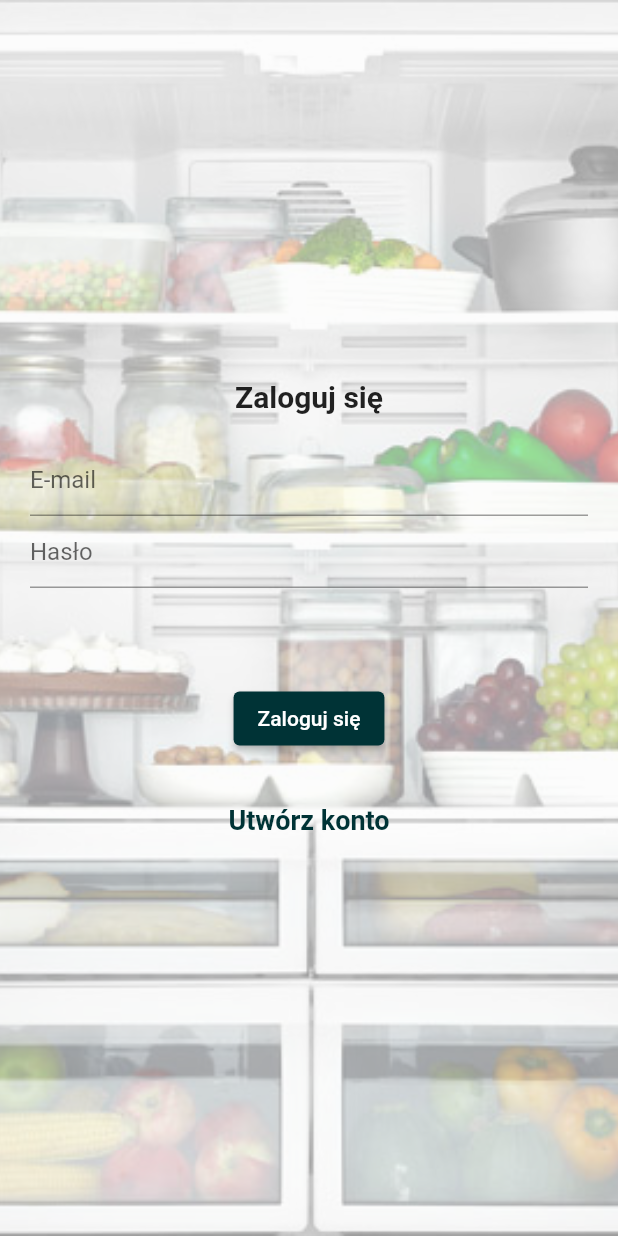
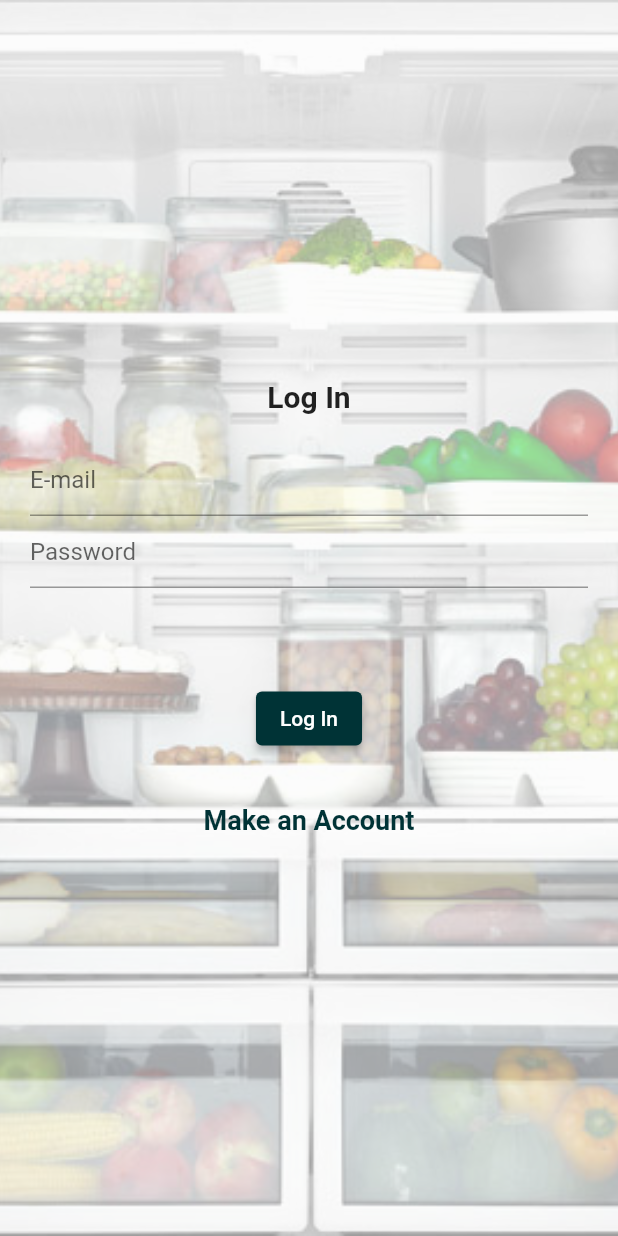
Before and after one commit to lukaszhak/moja_lodowka, a Flutter app: the screen it shows after launch, on a phone screen of 412 x 824 dp. Run offline on Flutter 3.47's test engine with Material 2 defaults, Android fonts, the phone set to English and light mode, and no system bars; our stand-ins replace bloc, cloud_firestore, dio, firebase_auth, firebase_core, flutter_bloc and 4 more; accounts and stored records are empty; generated files the repository leaves out were written again.

Commit message:
Implement english language to login page and appbar title

```diff
--- /dev/null
+++ b/l10n.yaml
@@ -0,0 +1,3 @@
+arb-dir: lib/l10n
+template-arb-file: app_en.arb
+output-localization-file: app_localizations.dart
--- a/lib/app/app.dart
+++ b/lib/app/app.dart
@@ -4,6 +4,8 @@ import 'package:moja_lodowka/app/cubit/root_cubit.dart';
 import 'package:moja_lodowka/app/injection_container.dart';
 import 'package:moja_lodowka/features/home/home_page.dart';
 import 'package:moja_lodowka/features/login/login_page/login_page.dart';
+import 'package:flutter_localizations/flutter_localizations.dart';
+import 'package:flutter_gen/gen_l10n/app_localizations.dart';
 
 class MyApp extends StatelessWidget {
   const MyApp({Key? key}) : super(key: key);
@@ -11,10 +13,19 @@ class MyApp extends StatelessWidget {
   @override
   Widget build(BuildContext context) {
     return BlocProvider(
-      create: (context) =>
-          getIt<RootCubit>()..start(),
+      create: (context) => getIt<RootCubit>()..start(),
       child: MaterialApp(
         title: 'Flutter Demo',
+        localizationsDelegates: const [
+          AppLocalizations.delegate,
+          GlobalMaterialLocalizations.delegate,
+          GlobalWidgetsLocalizations.delegate,
+          GlobalCupertinoLocalizations.delegate,
+        ],
+        supportedLocales: const [
+          Locale('en', ''), // English, no country code
+          Locale('pl', ''), // Polish, no country code
+        ],
         theme: ThemeData(
           primarySwatch: Colors.blue,
         ),
--- a/lib/features/login/login_page/login_page.dart
+++ b/lib/features/login/login_page/login_page.dart
@@ -2,6 +2,7 @@ import 'package:firebase_auth/firebase_auth.dart';
 import 'package:flutter/material.dart';
 import 'package:flutter_bloc/flutter_bloc.dart';
 import 'package:moja_lodowka/app/cubit/root_cubit.dart';
+import 'package:flutter_gen/gen_l10n/app_localizations.dart';
 
 class LoginPage extends StatefulWidget {
   LoginPage({Key? key}) : super(key: key);
@@ -36,7 +37,7 @@ class _LoginPageState extends State<LoginPage> {
             mainAxisAlignment: MainAxisAlignment.center,
             children: [
               Text(
-                isCreatingAccount == true ? 'Zarejestruj się' : 'Zaloguj się',
+                isCreatingAccount == true ? AppLocalizations.of(context)!.register : AppLocalizations.of(context)!.logIn,
                 style:
                     const TextStyle(fontSize: 20, fontWeight: FontWeight.bold),
               ),
@@ -50,7 +51,7 @@ class _LoginPageState extends State<LoginPage> {
               TextField(
                 controller: widget.passwordController,
                 obscureText: true,
-                decoration: const InputDecoration(hintText: 'Hasło'),
+                decoration: InputDecoration(hintText: AppLocalizations.of(context)!.password),
               ),
               const SizedBox(
                 height: 20,
@@ -95,8 +96,8 @@ class _LoginPageState extends State<LoginPage> {
                   }
                 },
                 child: Text(isCreatingAccount == true
-                    ? 'Zarejestruj się'
-                    : 'Zaloguj się'),
+                    ? AppLocalizations.of(context)!.register
+                    : AppLocalizations.of(context)!.logIn),
               ),
               const SizedBox(
                 height: 20,
@@ -108,9 +109,9 @@ class _LoginPageState extends State<LoginPage> {
                       isCreatingAccount = true;
                     });
                   },
-                  child: const Text(
-                    'Utwórz konto',
-                    style: TextStyle(
+                  child: Text(
+                    AppLocalizations.of(context)!.makeAnAccount,
+                    style: const TextStyle(
                         fontWeight: FontWeight.bold,
                         fontSize: 18,
                         color: Color.fromARGB(255, 0, 51, 54)),
@@ -124,9 +125,9 @@ class _LoginPageState extends State<LoginPage> {
                       isCreatingAccount = false;
                     });
                   },
-                  child: const Text(
-                    'Masz już konto?',
-                    style: TextStyle(
+                  child:  Text(
+                    AppLocalizations.of(context)!.alreadyHaveAnAccount,
+                    style: const TextStyle(
                         fontWeight: FontWeight.bold,
                         fontSize: 18,
                         color: Color.fromARGB(255, 0, 51, 54)),
--- /dev/null
+++ b/lib/l10n/app_en.arb
@@ -0,0 +1,8 @@
+{
+    "logIn": "Log In",
+    "password": "Password",
+    "register": "Register",
+    "makeAnAccount": "Make an Account",
+    "alreadyHaveAnAccount": "Already have an Account?",
+    "controlYourProducts": "Control Your Products!"
+}
--- a/pubspec.yaml
+++ b/pubspec.yaml
@@ -29,7 +29,8 @@ environment:
 dependencies:
   flutter:
     sdk: flutter
-
+  flutter_localizations:
+    sdk: flutter
 
   # The following adds the Cupertino Icons font to your application.
   # Use with the CupertinoIcons class for iOS style icons.
@@ -75,6 +76,7 @@ flutter_icons:
 
 # The following section is specific to Flutter packages.
 flutter:
+  generate: true
 
   # The following line ensures that the Material Icons font is
   # included with your application, so that you can use the icons in
```
Also changed, not shown: lib/features/home/home_page.dart (+5 -4 lines), lib/l10n/app_pl.arb (added, +8 -0 lines), pubspec.lock.
